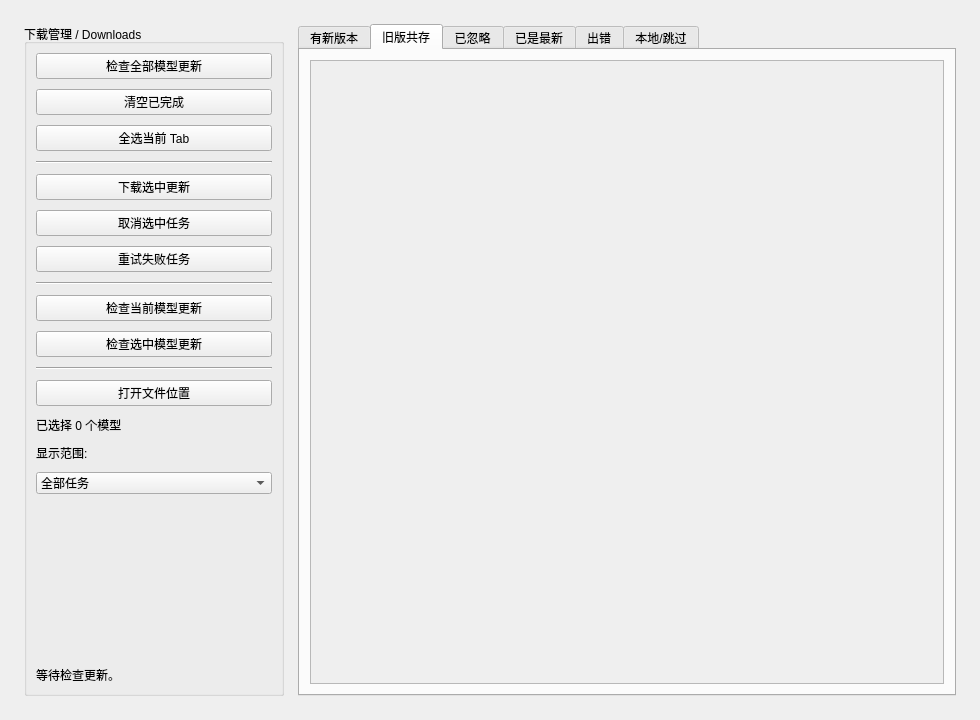
First picture: the form in pages/downloadspage.ui, repository hanbinhsh/SD-LoRA-Manager, before the edit.
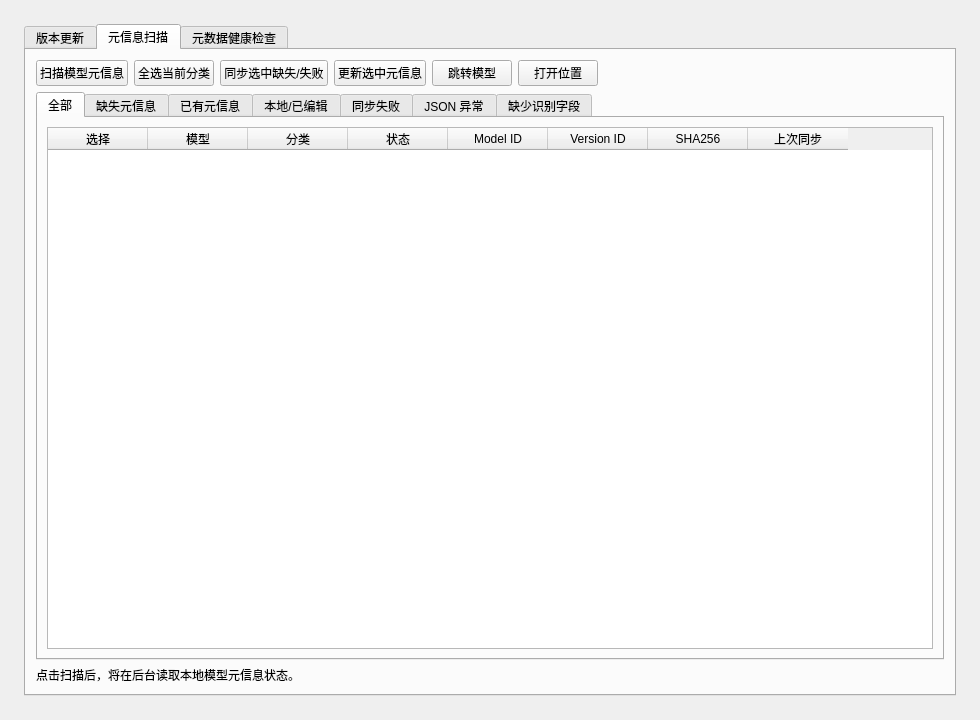
Second picture: the form after the edit. The open tabs and pages were chosen to show the change.

Patch:
```diff
--- a/pages/downloadspage.ui
+++ b/pages/downloadspage.ui
@@ -10,21 +10,46 @@
     <height>720</height>
    </rect>
   </property>
+  <layout class="QVBoxLayout" name="verticalLayout_DownloadsRoot">
+   <property name="spacing">
+    <number>14</number>
+   </property>
+   <property name="leftMargin">
+    <number>24</number>
+   </property>
+   <property name="topMargin">
+    <number>24</number>
+   </property>
+   <property name="rightMargin">
+    <number>24</number>
+   </property>
+   <property name="bottomMargin">
+    <number>24</number>
+   </property>
+   <item>
+    <widget class="QTabWidget" name="tabDownloadsMain">
+     <property name="currentIndex">
+      <number>0</number>
+     </property>
+     <widget class="QWidget" name="pageDownloadVersionUpdatesRoot">
+      <attribute name="title">
+       <string>版本更新</string>
+      </attribute>
   <layout class="QHBoxLayout" name="horizontalLayout_DownloadsRoot">
    <property name="spacing">
     <number>14</number>
    </property>
    <property name="leftMargin">
-    <number>24</number>
+        <number>0</number>
    </property>
    <property name="topMargin">
-    <number>24</number>
+        <number>10</number>
    </property>
    <property name="rightMargin">
-    <number>24</number>
+        <number>0</number>
    </property>
    <property name="bottomMargin">
-    <number>24</number>
+        <number>0</number>
    </property>
    <item>
     <widget class="QGroupBox" name="groupDownloadsActions">
@@ -254,7 +279,14 @@
          <property name="horizontalScrollBarPolicy"><enum>Qt::ScrollBarPolicy::ScrollBarAlwaysOff</enum></property>
          <property name="widgetResizable"><bool>true</bool></property>
          <widget class="QWidget" name="downloadCardsContainerCoexisting">
-          <property name="geometry"><rect><x>0</x><y>0</y><width>120</width><height>60</height></rect></property>
+              <property name="geometry">
+               <rect>
+                <x>0</x>
+                <y>0</y>
+                <width>628</width>
+                <height>568</height>
+               </rect>
+              </property>
           <layout class="QVBoxLayout" name="downloadCardsLayoutCoexisting">
            <property name="spacing"><number>12</number></property>
            <property name="leftMargin"><number>0</number></property>
@@ -360,14 +392,329 @@
          <widget class="QWidget" name="downloadCardsContainerLocal">
           <property name="geometry"><rect><x>0</x><y>0</y><width>120</width><height>60</height></rect></property>
           <layout class="QVBoxLayout" name="downloadCardsLayoutLocal">
-           <property name="spacing"><number>12</number></property>
-           <property name="leftMargin"><number>0</number></property>
-           <property name="topMargin"><number>0</number></property>
-           <property name="rightMargin"><number>0</number></property>
-           <property name="bottomMargin"><number>0</number></property>
-           <item><spacer name="verticalSpacer_DownloadCardsLocal"><property name="orientation"><enum>Qt::Orientation::Vertical</enum></property><property name="sizeHint" stdset="0"><size><width>20</width><height>40</height></size></property></spacer></item>
-          </layout>
-         </widget>
+               <property name="spacing">
+                <number>12</number>
+               </property>
+               <property name="leftMargin">
+                <number>0</number>
+               </property>
+               <property name="topMargin">
+                <number>0</number>
+               </property>
+               <property name="rightMargin">
+                <number>0</number>
+               </property>
+               <property name="bottomMargin">
+                <number>0</number>
+               </property>
+               <item>
+                <spacer name="verticalSpacer_DownloadCardsLocal">
+                 <property name="orientation">
+                  <enum>Qt::Orientation::Vertical</enum>
+                 </property>
+                 <property name="sizeHint" stdset="0">
+                  <size>
+                   <width>20</width>
+                   <height>40</height>
+                  </size>
+                 </property>
+                </spacer>
+               </item>
+              </layout>
+             </widget>
+            </widget>
+           </item>
+          </layout>
+         </widget>
+        </widget>
+       </item>
+      </layout>
+     </widget>
+     <widget class="QWidget" name="pageMetadataScan">
+      <attribute name="title">
+       <string>元信息扫描</string>
+      </attribute>
+      <layout class="QVBoxLayout" name="verticalLayout_MetadataScan">
+       <property name="leftMargin">
+        <number>10</number>
+       </property>
+       <property name="topMargin">
+        <number>10</number>
+       </property>
+       <property name="rightMargin">
+        <number>10</number>
+       </property>
+       <property name="bottomMargin">
+        <number>10</number>
+       </property>
+       <item>
+        <layout class="QHBoxLayout" name="layoutMetadataScanActions">
+         <item>
+          <widget class="QPushButton" name="btnMetadataScan">
+           <property name="text">
+            <string>扫描模型元信息</string>
+           </property>
+          </widget>
+         </item>
+         <item>
+          <widget class="QPushButton" name="btnMetadataToggleCurrent">
+           <property name="text">
+            <string>全选当前分类</string>
+           </property>
+          </widget>
+         </item>
+         <item>
+          <widget class="QPushButton" name="btnMetadataSyncSelected">
+           <property name="text">
+            <string>同步选中缺失/失败</string>
+           </property>
+          </widget>
+         </item>
+         <item>
+          <widget class="QPushButton" name="btnMetadataUpdateSelected">
+           <property name="text">
+            <string>更新选中元信息</string>
+           </property>
+          </widget>
+         </item>
+         <item>
+         <widget class="QPushButton" name="btnMetadataOpenModel">
+           <property name="text">
+            <string>跳转模型</string>
+           </property>
+          </widget>
+         </item>
+         <item>
+          <widget class="QPushButton" name="btnMetadataOpenFolder">
+           <property name="text">
+            <string>打开位置</string>
+           </property>
+          </widget>
+         </item>
+         <item>
+          <spacer name="horizontalSpacerMetadataActions">
+           <property name="orientation">
+            <enum>Qt::Orientation::Horizontal</enum>
+           </property>
+           <property name="sizeHint" stdset="0">
+            <size>
+             <width>40</width>
+             <height>20</height>
+            </size>
+           </property>
+          </spacer>
+         </item>
+        </layout>
+       </item>
+       <item>
+        <widget class="QTabWidget" name="tabMetadataScanStatus">
+         <property name="currentIndex">
+          <number>0</number>
+         </property>
+         <widget class="QWidget" name="pageMetadataAll">
+          <attribute name="title">
+           <string>全部</string>
+          </attribute>
+          <layout class="QVBoxLayout" name="verticalLayout_MetadataAll">
+           <item>
+            <widget class="QTableWidget" name="tableMetadataScan">
+             <property name="editTriggers">
+              <set>QAbstractItemView::EditTrigger::NoEditTriggers</set>
+             </property>
+             <property name="selectionBehavior">
+              <enum>QAbstractItemView::SelectionBehavior::SelectRows</enum>
+             </property>
+             <column>
+              <property name="text">
+               <string>选择</string>
+              </property>
+             </column>
+             <column>
+              <property name="text">
+               <string>模型</string>
+              </property>
+             </column>
+             <column>
+              <property name="text">
+               <string>分类</string>
+              </property>
+             </column>
+             <column>
+              <property name="text">
+               <string>状态</string>
+              </property>
+             </column>
+             <column>
+              <property name="text">
+               <string>Model ID</string>
+              </property>
+             </column>
+             <column>
+              <property name="text">
+               <string>Version ID</string>
+              </property>
+             </column>
+             <column>
+              <property name="text">
+               <string>SHA256</string>
+              </property>
+             </column>
+             <column>
+             <property name="text">
+              <string>上次同步</string>
+             </property>
+            </column>
+            </widget>
+           </item>
+          </layout>
+         </widget>
+         <widget class="QWidget" name="pageMetadataMissing">
+          <attribute name="title">
+           <string>缺失元信息</string>
+          </attribute>
+          <layout class="QVBoxLayout" name="verticalLayout_MetadataMissing"/>
+         </widget>
+         <widget class="QWidget" name="pageMetadataExisting">
+          <attribute name="title">
+           <string>已有元信息</string>
+          </attribute>
+          <layout class="QVBoxLayout" name="verticalLayout_MetadataExisting"/>
+         </widget>
+         <widget class="QWidget" name="pageMetadataLocal">
+          <attribute name="title">
+           <string>本地/已编辑</string>
+          </attribute>
+          <layout class="QVBoxLayout" name="verticalLayout_MetadataLocal"/>
+         </widget>
+         <widget class="QWidget" name="pageMetadataFailed">
+          <attribute name="title">
+           <string>同步失败</string>
+          </attribute>
+          <layout class="QVBoxLayout" name="verticalLayout_MetadataFailed"/>
+         </widget>
+         <widget class="QWidget" name="pageMetadataInvalid">
+          <attribute name="title">
+           <string>JSON 异常</string>
+          </attribute>
+          <layout class="QVBoxLayout" name="verticalLayout_MetadataInvalid"/>
+         </widget>
+         <widget class="QWidget" name="pageMetadataNoIds">
+          <attribute name="title">
+           <string>缺少识别字段</string>
+          </attribute>
+          <layout class="QVBoxLayout" name="verticalLayout_MetadataNoIds"/>
+         </widget>
+        </widget>
+       </item>
+       <item>
+        <widget class="QLabel" name="lblMetadataScanStatus">
+         <property name="text">
+          <string>点击扫描后，将在后台读取本地模型元信息状态。</string>
+         </property>
+         <property name="wordWrap">
+          <bool>true</bool>
+         </property>
+        </widget>
+       </item>
+      </layout>
+     </widget>
+     <widget class="QWidget" name="pageMetadataHealth">
+      <attribute name="title">
+       <string>元数据健康检查</string>
+      </attribute>
+      <layout class="QVBoxLayout" name="verticalLayoutHealth">
+       <property name="leftMargin">
+        <number>10</number>
+       </property>
+       <property name="topMargin">
+        <number>10</number>
+       </property>
+       <property name="rightMargin">
+        <number>10</number>
+       </property>
+       <property name="bottomMargin">
+        <number>10</number>
+       </property>
+       <item>
+        <layout class="QHBoxLayout" name="layoutHealthActions">
+         <item>
+          <widget class="QPushButton" name="btnRunHealthCheck">
+           <property name="text">
+            <string>开始检查</string>
+           </property>
+          </widget>
+         </item>
+         <item>
+         <widget class="QPushButton" name="btnOpenHealthModel">
+           <property name="text">
+            <string>跳转模型</string>
+           </property>
+          </widget>
+         </item>
+         <item>
+          <widget class="QPushButton" name="btnOpenHealthFolder">
+           <property name="text">
+            <string>打开位置</string>
+           </property>
+          </widget>
+         </item>
+         <item>
+          <widget class="QPushButton" name="btnCopyHealth">
+           <property name="text">
+            <string>复制选中问题</string>
+           </property>
+          </widget>
+         </item>
+         <item>
+          <spacer name="horizontalSpacerHealth">
+           <property name="orientation">
+            <enum>Qt::Orientation::Horizontal</enum>
+           </property>
+           <property name="sizeHint" stdset="0">
+            <size>
+             <width>40</width>
+             <height>20</height>
+            </size>
+           </property>
+          </spacer>
+         </item>
+        </layout>
+       </item>
+       <item>
+        <widget class="QTableWidget" name="tableHealth">
+         <property name="editTriggers">
+          <set>QAbstractItemView::EditTrigger::NoEditTriggers</set>
+         </property>
+         <property name="selectionBehavior">
+          <enum>QAbstractItemView::SelectionBehavior::SelectRows</enum>
+         </property>
+         <column>
+          <property name="text">
+           <string>级别</string>
+          </property>
+         </column>
+         <column>
+          <property name="text">
+           <string>模型</string>
+          </property>
+         </column>
+         <column>
+          <property name="text">
+           <string>问题</string>
+          </property>
+         </column>
+         <column>
+          <property name="text">
+           <string>建议</string>
+          </property>
+         </column>
+        </widget>
+       </item>
+       <item>
+        <widget class="QLabel" name="lblHealthStatus">
+         <property name="text">
+          <string>点击开始检查后，将在后台检查本地 metadata 与预览图状态。</string>
+         </property>
         </widget>
        </item>
       </layout>
```
Left out of the diff: 366 changed lines with no effect on the pictures. Lines whose indentation alone changed are shown as unchanged.
